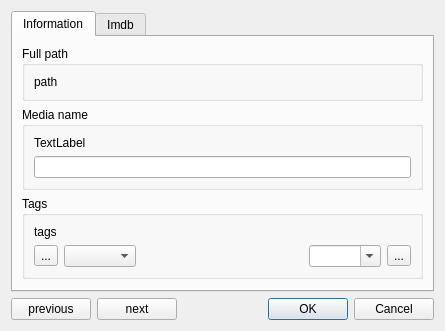
Qt form src/ui/editmediadialog.ui (slopjong/MediaSpy) before a commit.
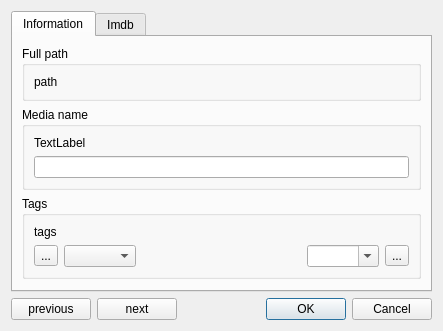
The same form after that commit. Icons and pictures are not drawn.

Commit message: release mode

```diff
--- a/src/ui/editmediadialog.ui
+++ b/src/ui/editmediadialog.ui
@@ -6,8 +6,8 @@
    <rect>
     <x>0</x>
     <y>0</y>
-    <width>445</width>
-    <height>319</height>
+    <width>443</width>
+    <height>317</height>
    </rect>
   </property>
   <property name="windowTitle">
```
The commit also changes 2 other files.
